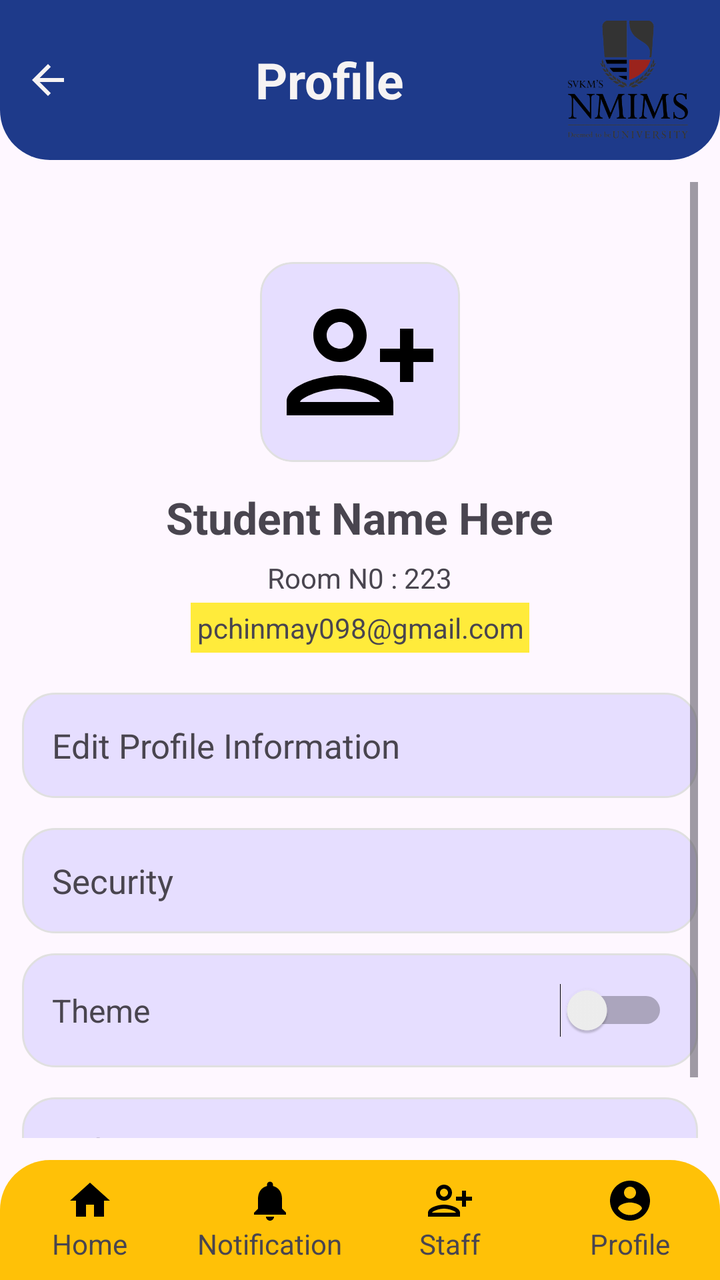
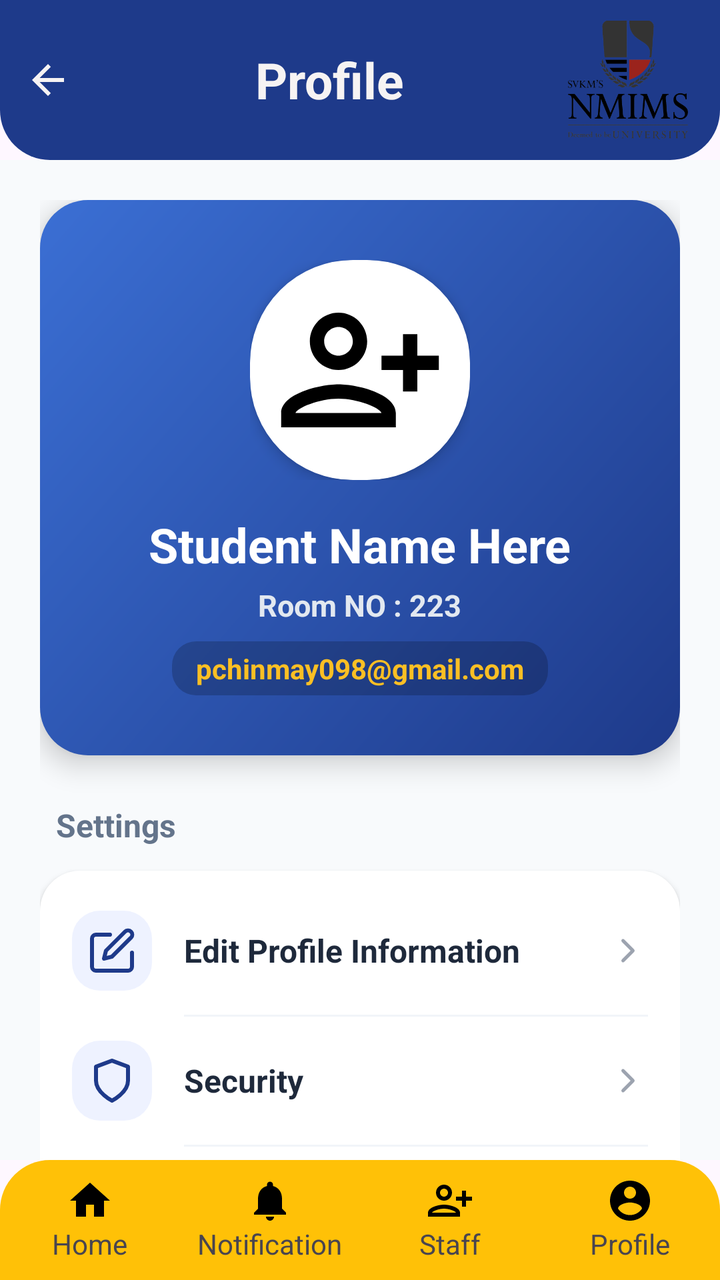

An Android layout rendered at two revisions. The XML below is the earlier revision; the diff shows what the commit changed to produce the second picture.
<!-- AndroidManifest.xml: application theme Theme.HostelComplaintApp -->
<!-- res/layout/activity_student_profile_pg.xml -->
<?xml version="1.0" encoding="utf-8"?>
<LinearLayout xmlns:android="http://schemas.android.com/apk/res/android"
    xmlns:app="http://schemas.android.com/apk/res-auto"
    android:id="@+id/main"
    android:orientation="vertical"
    android:layout_width="match_parent"
    android:layout_height="match_parent">

    
    <androidx.appcompat.widget.Toolbar
        android:id="@+id/toolbar"
        android:layout_width="match_parent"
        android:layout_height="80dp"
        android:background="@drawable/toolbar_bg"
        app:contentInsetStart="0dp"
        app:contentInsetStartWithNavigation="0dp"
        app:contentInsetEnd="0dp">

        <LinearLayout
            android:layout_width="match_parent"
            android:layout_height="match_parent"
            android:orientation="horizontal"
            android:gravity="center_vertical"
            android:paddingStart="12dp"
            android:paddingEnd="16dp">

            <ImageView
                android:id="@+id/btnBack"
                android:layout_width="24dp"
                android:layout_height="24dp"
                android:src="@drawable/baseline_arrow_back_24"
                app:tint="@color/white"
                android:layout_marginEnd="10dp" />

            <LinearLayout
                android:layout_width="0dp"
                android:layout_height="wrap_content"
                android:layout_weight="1"
                android:orientation="vertical"
                android:gravity="center">

                <TextView
                    android:id="@+id/tv1WardenName"
                    android:layout_width="wrap_content"
                    android:layout_height="wrap_content"
                    android:text="Profile"
                    android:textColor="@color/white"
                    android:textSize="25dp"
                    android:textStyle="bold"/>


            </LinearLayout>

            
            <ImageView
                android:layout_width="60dp"
                android:layout_height="60dp"
                android:id="@+id/imgnmlogo"
                android:src="@drawable/nmm"/>
        </LinearLayout>

    </androidx.appcompat.widget.Toolbar>


    
    <LinearLayout
        android:layout_width="match_parent"
        android:layout_height="0dp"
        android:layout_weight="1"
        android:orientation="vertical"
        android:padding="11dp">

        <ScrollView
            android:layout_width="match_parent"
            android:layout_height="match_parent">

            <LinearLayout
                android:orientation="vertical"
                android:layout_width="match_parent"
                android:layout_height="wrap_content">

                
                <ImageView
                    android:id="@+id/profileImage"
                    android:layout_width="100dp"
                    android:layout_height="100dp"
                    android:layout_gravity="center"
                    android:src="@drawable/baseline_person_add_alt_24"
                    android:background="@drawable/imgprofile_roundedcard"
                    android:clipToOutline="true"
                    android:scaleType="centerCrop"
                    android:padding="10dp"
                    android:layout_marginTop="40dp"/>

                
                <TextView
                    android:id="@+id/tvName1"
                    android:text="Student Name Here"
                    android:textSize="22sp"
                    android:textStyle="bold"
                    android:layout_marginTop="10dp"
                    android:layout_gravity="center"
                    android:layout_width="wrap_content"
                    android:layout_height="wrap_content"
                    android:padding="3dp"/>

                
                <TextView
                    android:id="@+id/tvRoomno"
                    android:text="Room N0 : 223"
                    android:textSize="14sp"
                    android:gravity="center"
                    android:layout_gravity="center"
                    android:layout_width="wrap_content"
                    android:layout_height="wrap_content"
                    android:padding="3dp"/>

                
                <TextView
                    android:id="@+id/tvEmail"
                    android:text="pchinmay098@gmail.com"
                    android:textSize="14sp"
                    android:gravity="center"
                    android:layout_gravity="center"
                    android:background="@color/yellow"
                    android:layout_width="wrap_content"
                    android:layout_height="wrap_content"
                    android:padding="3dp"/>

                
                <LinearLayout
                    android:orientation="vertical"
                    android:padding="15dp"
                    android:layout_marginTop="20dp"
                    android:background="@drawable/imgprofile_roundedcard"
                    android:layout_width="match_parent"
                    android:layout_height="wrap_content">

                    <TextView
                        android:text="Edit Profile Information"
                        android:id="@+id/EditProfileinformation"
                        android:textSize="17sp"
                        android:layout_width="wrap_content"
                        android:layout_height="wrap_content"/>
                </LinearLayout>

                
                <LinearLayout
                    android:orientation="vertical"
                    android:padding="15dp"
                    android:layout_marginTop="15dp"
                    android:background="@drawable/imgprofile_roundedcard"
                    android:layout_width="match_parent"
                    android:layout_height="wrap_content">

                    <TextView
                        android:text="Security"
                        android:id="@+id/security"
                        android:textSize="17sp"
                        android:layout_width="wrap_content"
                        android:layout_height="wrap_content"/>
                </LinearLayout>

                
                <LinearLayout
                    android:orientation="horizontal"
                    android:padding="15dp"
                    android:layout_marginTop="10dp"
                    android:background="@drawable/imgprofile_roundedcard"
                    android:layout_width="match_parent"
                    android:layout_height="wrap_content"
                    android:gravity="center_vertical">

                    <TextView
                        android:layout_width="0dp"
                        android:layout_height="wrap_content"
                        android:id="@+id/theme"
                        android:layout_weight="1"
                        android:text="Theme"
                        android:textSize="16sp"/>

                    <Switch
                        android:id="@+id/switchTheme"
                        android:layout_width="wrap_content"
                        android:layout_height="wrap_content"/>
                </LinearLayout>

                
                <LinearLayout
                    android:orientation="vertical"
                    android:padding="15dp"
                    android:layout_marginTop="15dp"
                    android:background="@drawable/imgprofile_roundedcard"
                    android:layout_width="match_parent"
                    android:layout_height="wrap_content">

                    <TextView
                        android:text="Help &amp; Support"
                        android:id="@+id/contactus"
                        android:textSize="17sp"
                        android:layout_width="wrap_content"
                        android:layout_height="wrap_content"/>
                </LinearLayout>

            </LinearLayout>

        </ScrollView>

    </LinearLayout>


    
    <LinearLayout
        android:layout_width="match_parent"
        android:layout_height="60dp"
        android:orientation="horizontal"
        android:background="@drawable/bottom_nav_bg"
        android:weightSum="4">

        <LinearLayout
            android:layout_weight="1"
            android:gravity="center"
            android:orientation="vertical"
            android:layout_width="0dp"
            android:layout_height="match_parent">

            <ImageView
                android:id="@+id/gotohomepg"
                android:layout_width="24dp"
                android:layout_height="24dp"
                android:src="@drawable/baseline_home_24"/>

            <TextView android:text="Home"
                android:layout_width="wrap_content"
                android:layout_height="wrap_content"/>
        </LinearLayout>

        <LinearLayout
            android:layout_weight="1"
            android:gravity="center"
            android:orientation="vertical"
            android:layout_width="0dp"
            android:layout_height="match_parent">

            <ImageView
                android:id="@+id/btnNotification"
                android:layout_width="24dp"
                android:layout_height="24dp"
                android:src="@drawable/baseline_notifications_24"/>

            <TextView android:text="Notification"
                android:layout_width="wrap_content"
                android:layout_height="wrap_content"/>
        </LinearLayout>

        <LinearLayout
            android:layout_weight="1"
            android:gravity="center"
            android:orientation="vertical"
            android:layout_width="0dp"
            android:layout_height="match_parent">

            <ImageView
                android:id="@+id/staff_manage"
                android:layout_width="24dp"
                android:layout_height="24dp"
                android:src="@drawable/baseline_person_add_alt_24"/>

            <TextView android:text="Staff"
                android:layout_width="wrap_content"
                android:layout_height="wrap_content"/>
        </LinearLayout>

        <LinearLayout
            android:layout_weight="1"
            android:gravity="center"
            android:orientation="vertical"
            android:layout_width="0dp"
            android:layout_height="match_parent">

            <ImageView
                android:id="@+id/imgprof"
                android:layout_width="24dp"
                android:layout_height="24dp"
                android:src="@drawable/baseline_account_circle_24"/>

            <TextView android:text="Profile"
                android:layout_width="wrap_content"
                android:layout_height="wrap_content"/>
        </LinearLayout>

    </LinearLayout>


</LinearLayout>
<!-- resources referenced by this layout -->
<resources>
  <color name="yellow">#FFEB3B</color>
  <!-- drawable imgprofile_roundedcard (drawable) -->
  <shape xmlns:android="http://schemas.android.com/apk/res/android">
  
      
      <solid android:color="@color/material_dynamic_tertiary90"/>
  
      
      <corners android:radius="16dp"/>
  
      
      <stroke
          android:width="1dp"
          android:color="#E0E0E0"/>
  
  </shape>
  <!-- unchanged entries left out for length: 11 -->
</resources>

<!-- the commit's change to res/layout/activity_student_profile_pg.xml (unified diff, before → after) -->
@@ -68,144 +68,284 @@
         android:layout_height="0dp"
         android:layout_weight="1"
         android:orientation="vertical"
-        android:padding="11dp">
+        android:background="#F8FAFC">
 
         <ScrollView
             android:layout_width="match_parent"
-            android:layout_height="match_parent">
+            android:layout_height="match_parent"
+            android:overScrollMode="never"
+            android:scrollbars="none">
 
             <LinearLayout
                 android:orientation="vertical"
                 android:layout_width="match_parent"
-                android:layout_height="wrap_content">
-
-                
-                <ImageView
-                    android:id="@+id/profileImage"
-                    android:layout_width="100dp"
-                    android:layout_height="100dp"
-                    android:layout_gravity="center"
-                    android:src="@drawable/baseline_person_add_alt_24"
-                    android:background="@drawable/imgprofile_roundedcard"
-                    android:clipToOutline="true"
-                    android:scaleType="centerCrop"
-                    android:padding="10dp"
-                    android:layout_marginTop="40dp"/>
-
-                
-                <TextView
-                    android:id="@+id/tvName1"
-                    android:text="Student Name Here"
-                    android:textSize="22sp"
-                    android:textStyle="bold"
-                    android:layout_marginTop="10dp"
-                    android:layout_gravity="center"
-                    android:layout_width="wrap_content"
-                    android:layout_height="wrap_content"
-                    android:padding="3dp"/>
-
-                
-                <TextView
-                    android:id="@+id/tvRoomno"
-                    android:text="Room N0 : 223"
-                    android:textSize="14sp"
-                    android:gravity="center"
-                    android:layout_gravity="center"
-                    android:layout_width="wrap_content"
-                    android:layout_height="wrap_content"
-                    android:padding="3dp"/>
-
-                
-                <TextView
-                    android:id="@+id/tvEmail"
-                    android:text="pchinmay098@gmail.com"
-                    android:textSize="14sp"
-                    android:gravity="center"
-                    android:layout_gravity="center"
-                    android:background="@color/yellow"
-                    android:layout_width="wrap_content"
-                    android:layout_height="wrap_content"
-                    android:padding="3dp"/>
+                android:layout_height="wrap_content"
+                android:padding="20dp">
 
                 
                 <LinearLayout
+                    android:layout_width="match_parent"
+                    android:layout_height="wrap_content"
                     android:orientation="vertical"
-                    android:padding="15dp"
-                    android:layout_marginTop="20dp"
-                    android:background="@drawable/imgprofile_roundedcard"
-                    android:layout_width="match_parent"
-                    android:layout_height="wrap_content">
+                    android:background="@drawable/profile_hero_bg"
+                    android:paddingTop="30dp"
+                    android:paddingBottom="30dp"
+                    android:elevation="8dp"
+                    android:gravity="center">
+
+                    <FrameLayout
+                        android:layout_width="wrap_content"
+                        android:layout_height="wrap_content">
+
+                        <ImageView
+                            android:id="@+id/profileImage"
+                            android:layout_width="110dp"
+                            android:layout_height="110dp"
+                            android:src="@drawable/baseline_person_add_alt_24"
+                            android:background="@drawable/profile_avatar_ring"
+                            android:clipToOutline="true"
+                            android:scaleType="centerCrop"
+                            android:padding="12dp"
+                            android:elevation="4dp"/>
+                    </FrameLayout>
 
                     <TextView
-                        android:text="Edit Profile Information"
-                        android:id="@+id/EditProfileinformation"
-                        android:textSize="17sp"
+                        android:id="@+id/tvName1"
+                        android:text="Student Name Here"
+                        android:textColor="#FFFFFF"
+                        android:textSize="24sp"
+                        android:textStyle="bold"
+                        android:layout_marginTop="16dp"
+                        android:layout_width="wrap_content"
+                        android:layout_height="wrap_content"/>
+
+                    <TextView
+                        android:id="@+id/tvRoomno"
+                        android:text="Room NO : 223"
+                        android:textColor="#E2E8F0"
+                        android:textSize="15sp"
+                        android:textStyle="bold"
+                        android:layout_marginTop="4dp"
+                        android:layout_width="wrap_content"
+                        android:layout_height="wrap_content"/>
+
+                    <TextView
+                        android:id="@+id/tvEmail"
+                        android:text="pchinmay098@gmail.com"
+                        android:textColor="#FBBF24"
+                        android:textSize="14sp"
+                        android:textStyle="bold"
+                        android:background="@drawable/status_bg"
+                        android:backgroundTint="#33000000"
+                        android:paddingHorizontal="12dp"
+                        android:paddingVertical="4dp"
+                        android:layout_marginTop="8dp"
                         android:layout_width="wrap_content"
                         android:layout_height="wrap_content"/>
                 </LinearLayout>
 
+                <TextView
+                    android:layout_width="wrap_content"
+                    android:layout_height="wrap_content"
+                    android:text="Settings"
+                    android:textStyle="bold"
+                    android:textColor="#64748B"
+                    android:textSize="16sp"
+                    android:layout_marginTop="24dp"
+                    android:layout_marginBottom="12dp"
+                    android:layout_marginStart="8dp"/>
+
                 
                 <LinearLayout
-                    android:orientation="vertical"
-                    android:padding="15dp"
-                    android:layout_marginTop="15dp"
-                    android:background="@drawable/imgprofile_roundedcard"
-                    android:layout_width="match_parent"
-                    android:layout_height="wrap_content">
-
-                    <TextView
-                        android:text="Security"
-                        android:id="@+id/security"
-                        android:textSize="17sp"
-                        android:layout_width="wrap_content"
-                        android:layout_height="wrap_content"/>
-                </LinearLayout>
-
-                
-                <LinearLayout
-                    android:orientation="horizontal"
-                    android:padding="15dp"
-                    android:layout_marginTop="10dp"
-                    android:background="@drawable/imgprofile_roundedcard"
                     android:layout_width="match_parent"
                     android:layout_height="wrap_content"
-                    android:gravity="center_vertical">
-
-                    <TextView
-                        android:layout_width="0dp"
+                    android:orientation="vertical"
+                    android:background="@drawable/menu_card_bg"
+                    android:elevation="2dp"
+                    android:paddingVertical="8dp">
+
+                    
+                    <LinearLayout
+                        android:id="@+id/EditProfileinformation"
+                        android:layout_width="match_parent"
                         android:layout_height="wrap_content"
-                        android:id="@+id/theme"
-                        android:layout_weight="1"
-                        android:text="Theme"
-                        android:textSize="16sp"/>
-
-                    <Switch
-                        android:id="@+id/switchTheme"
-                        android:layout_width="wrap_content"
-                        android:layout_height="wrap_content"/>
+                        android:orientation="horizontal"
+                        android:gravity="center_vertical"
+                        android:clickable="true"
+                        android:focusable="true"
+                        android:background="?attr/selectableItemBackground"
+                        android:paddingHorizontal="16dp"
+                        android:paddingVertical="12dp">
+
+                        <ImageView
+                            android:layout_width="40dp"
+                            android:layout_height="40dp"
+                            android:src="@drawable/ic_edit_profile"
+                            android:background="@drawable/menu_icon_bg"
+                            android:padding="8dp"/>
+
+                        <TextView
+                            android:layout_width="0dp"
+                            android:layout_weight="1"
+                            android:layout_height="wrap_content"
+                            android:text="Edit Profile Information"
+                            android:textSize="16sp"
+                            android:textColor="#1E293B"
+                            android:textStyle="bold"
+                            android:layout_marginStart="16dp"/>
+
+                        <ImageView
+                            android:layout_width="20dp"
+                            android:layout_height="20dp"
+                            android:src="@drawable/ic_chevron_right"/>
+                    </LinearLayout>
+
+                    <View
+                        android:layout_width="match_parent"
+                        android:layout_height="1dp"
+                        android:background="#F1F5F9"
+                        android:layout_marginStart="72dp"
+                        android:layout_marginEnd="16dp"/>
+
+                    
+                    <LinearLayout
+                        android:id="@+id/security"
+                        android:layout_width="match_parent"
+                        android:layout_height="wrap_content"
+                        android:orientation="horizontal"
+                        android:gravity="center_vertical"
+                        android:clickable="true"
+                        android:focusable="true"
+                        android:background="?attr/selectableItemBackground"
+                        android:paddingHorizontal="16dp"
+                        android:paddingVertical="12dp">
+
+                        <ImageView
+                            android:layout_width="40dp"
+                            android:layout_height="40dp"
+                            android:src="@drawable/ic_security_shield"
+                            android:background="@drawable/menu_icon_bg"
+                            android:padding="8dp"/>
+
+                        <TextView
+                            android:layout_width="0dp"
+                            android:layout_weight="1"
+                            android:layout_height="wrap_content"
+                            android:text="Security"
+                            android:textSize="16sp"
+                            android:textColor="#1E293B"
+                            android:textStyle="bold"
+                            android:layout_marginStart="16dp"/>
+
+                        <ImageView
+                            android:layout_width="20dp"
+                            android:layout_height="20dp"
+                            android:src="@drawable/ic_chevron_right"/>
+                    </LinearLayout>
+
+                    <View
+                        android:layout_width="match_parent"
+                        android:layout_height="1dp"
+                        android:background="#F1F5F9"
+                        android:layout_marginStart="72dp"
+                        android:layout_marginEnd="16dp"/>
+
+                    
+                    <LinearLayout
+                        android:layout_width="match_parent"
+                        android:layout_height="wrap_content"
+                        android:orientation="horizontal"
+                        android:gravity="center_vertical"
+                        android:paddingHorizontal="16dp"
+                        android:paddingVertical="12dp">
+
+                        <ImageView
+                            android:layout_width="40dp"
+                            android:layout_height="40dp"
+                            android:src="@drawable/ic_theme_mode"
+                            android:background="@drawable/menu_icon_bg"
+                            android:padding="8dp"/>
+
+                        <TextView
+                            android:id="@+id/theme"
+                            android:layout_width="0dp"
+                            android:layout_weight="1"
+                            android:layout_height="wrap_content"
+                            android:text="Dark Mode"
+                            android:textSize="16sp"
+                            android:textColor="#1E293B"
+                            android:textStyle="bold"
+                            android:layout_marginStart="16dp"/>
+
+                        <Switch
+                            android:id="@+id/switchTheme"
+                            android:layout_width="wrap_content"
+                            android:layout_height="wrap_content"
+                            android:thumbTint="#1E3A8A"
+                            android:trackTint="#CBD5E1"/>
+                    </LinearLayout>
+
+                    <View
+                        android:layout_width="match_parent"
+                        android:layout_height="1dp"
+                        android:background="#F1F5F9"
+                        android:layout_marginStart="72dp"
+                        android:layout_marginEnd="16dp"/>
+
+                    
+                    <LinearLayout
+                        android:id="@+id/contactus"
+                        android:layout_width="match_parent"
+                        android:layout_height="wrap_content"
+                        android:orientation="horizontal"
+                        android:gravity="center_vertical"
+                        android:clickable="true"
+                        android:focusable="true"
+                        android:background="?attr/selectableItemBackground"
+                        android:paddingHorizontal="16dp"
+                        android:paddingVertical="12dp">
+
+                        <ImageView
+                            android:layout_width="40dp"
+                            android:layout_height="40dp"
+                            android:src="@drawable/ic_help_support"
+                            android:background="@drawable/menu_icon_bg"
+                            android:padding="8dp"/>
+
+                        <TextView
+                            android:layout_width="0dp"
+                            android:layout_weight="1"
+                            android:layout_height="wrap_content"
+                            android:text="Help &amp; Support"
+                            android:textSize="16sp"
+                            android:textColor="#1E293B"
+                            android:textStyle="bold"
+                            android:layout_marginStart="16dp"/>
+
+                        <ImageView
+                            android:layout_width="20dp"
+                            android:layout_height="20dp"
+                            android:src="@drawable/ic_chevron_right"/>
+                    </LinearLayout>
+
                 </LinearLayout>
 
                 
-                <LinearLayout
-                    android:orientation="vertical"
-                    android:padding="15dp"
-                    android:layout_marginTop="15dp"
-                    android:background="@drawable/imgprofile_roundedcard"
+                <Button
+                    android:id="@+id/btnLogout"
                     android:layout_width="match_parent"
-                    android:layout_height="wrap_content">
-
-                    <TextView
-                        android:text="Help &amp; Support"
-                        android:id="@+id/contactus"
-                        android:textSize="17sp"
-                        android:layout_width="wrap_content"
-                        android:layout_height="wrap_content"/>
-                </LinearLayout>
+                    android:layout_height="wrap_content"
+                    android:text="Logout"
+                    android:backgroundTint="#EF4444"
+                    android:textColor="@color/white"
+                    android:textStyle="bold"
+                    android:padding="14dp"
+                    app:cornerRadius="12dp"
+                    android:layout_marginTop="24dp"
+                    android:layout_marginBottom="12dp" />
 
             </LinearLayout>
-
         </ScrollView>
-
     </LinearLayout>
 
 
<!-- resource entries referenced after the edit -->
@@ -1,20 +1,149 @@
 <!-- resources referenced by this layout -->
 <resources>
-  <color name="yellow">#FFEB3B</color>
-  <!-- drawable imgprofile_roundedcard (drawable) -->
+  <!-- drawable ic_chevron_right (drawable) -->
+  <vector xmlns:android="http://schemas.android.com/apk/res/android"
+      android:width="24dp"
+      android:height="24dp"
+      android:viewportWidth="24"
+      android:viewportHeight="24">
+      <path
+          android:fillColor="@android:color/transparent"
+          android:pathData="M9,18l6,-6 -6,-6"
+          android:strokeColor="#9CA3AF"
+          android:strokeWidth="2"
+          android:strokeLineCap="round"
+          android:strokeLineJoin="round"/>
+  </vector>
+  <!-- drawable ic_edit_profile (drawable) -->
+  <vector xmlns:android="http://schemas.android.com/apk/res/android"
+      android:width="24dp"
+      android:height="24dp"
+      android:viewportWidth="24"
+      android:viewportHeight="24">
+      <path
+          android:fillColor="@android:color/transparent"
+          android:pathData="M11,4H4a2,2 0,0 0,-2 2L2,20a2,2 0,0 0,2 2h16a2,2 0,0 0,2 -2v-7"
+          android:strokeColor="#1E3A8A"
+          android:strokeWidth="2"
+          android:strokeLineCap="round"
+          android:strokeLineJoin="round"/>
+      <path
+          android:fillColor="@android:color/transparent"
+          android:pathData="M18.5,2.5a2.121,2.121 0,0 1,3 3L12,15l-4,1 1,-4 9.5,-9.5z"
+          android:strokeColor="#1E3A8A"
+          android:strokeWidth="2"
+          android:strokeLineCap="round"
+          android:strokeLineJoin="round"/>
+  </vector>
+  <!-- drawable ic_help_support (drawable) -->
+  <vector xmlns:android="http://schemas.android.com/apk/res/android"
+      android:width="24dp"
+      android:height="24dp"
+      android:viewportWidth="24"
+      android:viewportHeight="24">
+      <path
+          android:fillColor="@android:color/transparent"
+          android:pathData="M12,22c5.523,0 10,-4.477 10,-10S17.523,2 12,2 2,6.477 2,12s4.477,10 10,10z"
+          android:strokeColor="#1E3A8A"
+          android:strokeWidth="2"
+          android:strokeLineCap="round"
+          android:strokeLineJoin="round"/>
+      <path
+          android:fillColor="@android:color/transparent"
+          android:pathData="M9.09,9a3,3 0,0 1,5.83 1c0,2 -3,3 -3,3"
+          android:strokeColor="#1E3A8A"
+          android:strokeWidth="2"
+          android:strokeLineCap="round"
+          android:strokeLineJoin="round"/>
+      <path
+          android:fillColor="#1E3A8A"
+          android:pathData="M12,17h.01"
+          android:strokeColor="#1E3A8A"
+          android:strokeWidth="2"
+          android:strokeLineCap="round"
+          android:strokeLineJoin="round"/>
+  </vector>
+  <!-- drawable ic_security_shield (drawable) -->
+  <vector xmlns:android="http://schemas.android.com/apk/res/android"
+      android:width="24dp"
+      android:height="24dp"
+      android:viewportWidth="24"
+      android:viewportHeight="24">
+      <path
+          android:fillColor="@android:color/transparent"
+          android:pathData="M12,22s8,-4 8,-10V5l-8,-3 -8,3v7c0,6 8,10 8,10z"
+          android:strokeColor="#1E3A8A"
+          android:strokeWidth="2"
+          android:strokeLineCap="round"
+          android:strokeLineJoin="round"/>
+  </vector>
+  <!-- drawable ic_theme_mode (drawable) -->
+  <vector xmlns:android="http://schemas.android.com/apk/res/android"
+      android:width="24dp"
+      android:height="24dp"
+      android:viewportWidth="24"
+      android:viewportHeight="24">
+      <path
+          android:fillColor="@android:color/transparent"
+          android:pathData="M12,2A10,10 0,1 0,22 12A10,10 0,0 0,12 2Z"
+          android:strokeColor="#1E3A8A"
+          android:strokeWidth="2"
+          android:strokeLineCap="round"
+          android:strokeLineJoin="round"/>
+      <path
+          android:fillColor="#1E3A8A"
+          android:pathData="M12,2A10,10 0,0 0,12 22V2Z"/>
+  </vector>
+  <!-- drawable menu_card_bg (drawable) -->
+  <?xml version="1.0" encoding="utf-8"?>
+  <shape xmlns:android="http://schemas.android.com/apk/res/android">
+      <solid android:color="#FFFFFF"/>
+      <corners android:radius="20dp"/>
+      <stroke
+          android:width="0dp"
+          android:color="@android:color/transparent"/>
+  </shape>
+  <!-- drawable menu_icon_bg (drawable) -->
+  <?xml version="1.0" encoding="utf-8"?>
+  <shape xmlns:android="http://schemas.android.com/apk/res/android">
+      <solid android:color="#EEF2FF"/>
+      <corners android:radius="14dp"/>
+  </shape>
+  <!-- drawable profile_avatar_ring (drawable) -->
+  <?xml version="1.0" encoding="utf-8"?>
+  <shape xmlns:android="http://schemas.android.com/apk/res/android">
+      <solid android:color="#FFFFFF"/>
+      <corners android:radius="50dp"/>
+      <stroke
+          android:width="3dp"
+          android:color="#FFFFFF"/>
+  </shape>
+  <!-- drawable profile_hero_bg (drawable) -->
+  <?xml version="1.0" encoding="utf-8"?>
+  <shape xmlns:android="http://schemas.android.com/apk/res/android">
+      <gradient
+          android:startColor="#1E3A8A"
+          android:endColor="#3B6FD4"
+          android:angle="135"
+          android:type="linear"/>
+      <corners android:radius="24dp"/>
+  </shape>
+  <!-- drawable status_bg (drawable) -->
+  <?xml version="1.0" encoding="utf-8"?>
   <shape xmlns:android="http://schemas.android.com/apk/res/android">
   
       
-      <solid android:color="@color/material_dynamic_tertiary90"/>
+      <solid android:color="#FFA000"/>  
   
       
-      <corners android:radius="16dp"/>
+      <corners android:radius="12dp"/>
   
       
-      <stroke
-          android:width="1dp"
-          android:color="#E0E0E0"/>
-  
+      <padding
+          android:left="10dp"
+          android:right="10dp"
+          android:top="5dp"
+          android:bottom="5dp"/>
   </shape>
   <!-- unchanged entries left out for length: 11 -->
 </resources>
